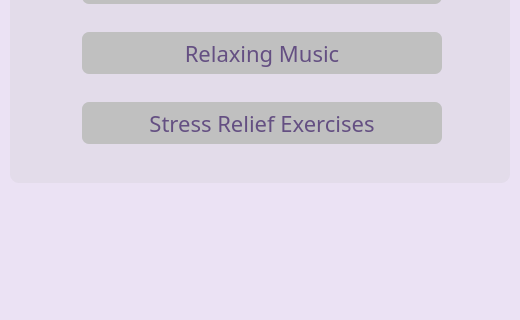
Old version of the form static/main_menu.ui in the repository lakshmivishal9496/Soft-Health; both pictures show x 250 to 770 and y 448 to 768 of the 1024 by 768 pixel window.
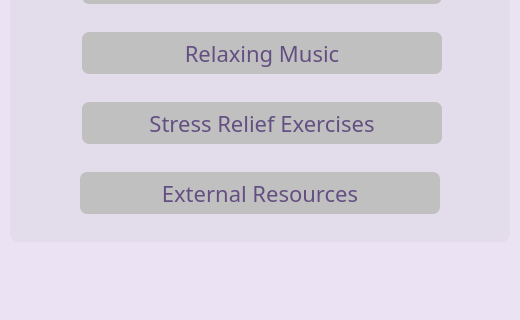
New version of the form. Icons and pictures are not drawn.

Commit message: Added resources class, design and some functions !

Patch:
```diff
--- a/static/main_menu.ui
+++ b/static/main_menu.ui
@@ -242,7 +242,7 @@
      <x>260</x>
      <y>260</y>
      <width>500</width>
-     <height>371</height>
+     <height>430</height>
     </rect>
    </property>
    <property name="styleSheet">
@@ -251,6 +251,41 @@
    <property name="title">
     <string/>
    </property>
+   <widget class="QPushButton" name="b11">
+    <property name="geometry">
+     <rect>
+      <x>70</x>
+      <y>360</y>
+      <width>360</width>
+      <height>42</height>
+     </rect>
+    </property>
+    <property name="font">
+     <font>
+      <family>Sura</family>
+      <pointsize>1</pointsize>
+      <weight>50</weight>
+      <bold>false</bold>
+     </font>
+    </property>
+    <property name="styleSheet">
+     <string notr="true">QPushButton#b11{
+background-color:rgb(192, 192, 192);
+color: rgb(100, 79, 130);
+font-size: 22px;
+border-radius : 7px;
+font-family:Sura;
+font-weight:400;
+
+}
+QPushButton#b11: pressed {
+background-color: rgb(117, 71, 255);
+}</string>
+    </property>
+    <property name="text">
+     <string>External Resources</string>
+    </property>
+   </widget>
   </widget>
   <zorder>groupBox</zorder>
   <zorder>b5</zorder>
```
The commit also changes 2 other files.
